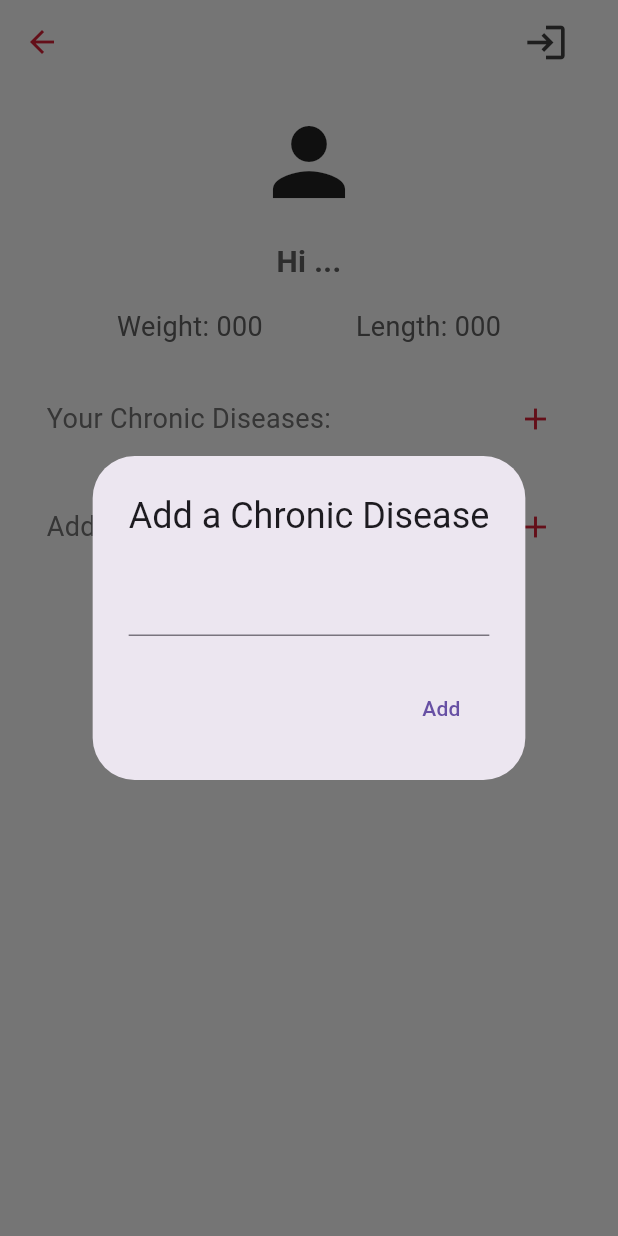
After one commit to AbrarSaud/RescueTime, a Flutter app: the ProfileScreen screen opened directly, after a tap on the "add" icon, on a phone screen of 412 x 824 dp. The commit adds this screen. Run offline on Flutter 3.47's test engine with Material 3 defaults, Android fonts, the phone set to English and light mode, and no system bars; our stand-ins replace animated_splash_screen, lottie; Roboto replaces fonts that are missing (prata).

Commit message:
adding Profile Screen

```diff
--- a/lib/components/app_bar_widget.dart
+++ b/lib/components/app_bar_widget.dart
@@ -24,7 +24,7 @@ class AppBarWidget extends StatelessWidget implements PreferredSizeWidget {
       iconTheme: IconThemeData(color: colorIconTheme),
       leading:  isBackButton ?
 
-       BackButton(
+       const BackButton(
         color: primary,
 
       ) :
@@ -40,7 +40,7 @@ class AppBarWidget extends StatelessWidget implements PreferredSizeWidget {
             onPressed: onPressed,
             icon: Icon(
               icon,
-              size: 36,
+              size: 30,
               color: Colors.grey[800],
             ),
           ),
--- /dev/null
+++ b/lib/screens/profile_screen.dart
@@ -0,0 +1,172 @@
+import 'package:flutter/material.dart';
+import 'package:rescue_time/components/app_bar_widget.dart';
+import 'package:rescue_time/components/bottom_sheet_widget.dart';
+import 'package:rescue_time/components/text_box_widget.dart';
+import 'package:rescue_time/components/text_widget.dart';
+import 'package:rescue_time/constants/colors.dart';
+import 'package:rescue_time/constants/spaces.dart';
+
+class ProfileScreen extends StatefulWidget {
+  const ProfileScreen({Key? key}) : super(key: key);
+
+  @override
+  State<ProfileScreen> createState() => _ProfileScreenState();
+}
+
+class _ProfileScreenState extends State<ProfileScreen> {
+  List<String> chronicDiseases = [];
+  List<String> addFamilyInfo = [];
+
+  TextEditingController diseaseController = TextEditingController();
+
+  void addChronicDisease(String disease) {
+    setState(() {
+      chronicDiseases.add(disease);
+    });
+  }
+
+  void _showFamilyBottomSheet() async {
+    Map? result = await showModalBottomSheet<Map>(
+      context: context,
+      builder: (context) => BottomSheetWidget(),
+    );
+
+    if (result != null) {
+      setState(() {
+        String familyInfo =
+            "Name: ${result['name']},\n Age: ${result['age']},\n Height: ${result['height']},\n Weight: ${result['weight']},\n Allergies: ${result['allergies']},\n Diseases: ${result['diseases']}";
+        addFamilyInfo.add(familyInfo);
+      });
+    }
+  }
+
+  @override
+  Widget build(BuildContext context) {
+    return Scaffold(
+      appBar: AppBarWidget(
+        isBackButton: true,
+        icon: Icons.login_outlined,
+      ),
+      body: ListView(
+        padding: const EdgeInsets.all(16),
+        children: [
+          const Center(
+            child: Icon(
+              Icons.person,
+              size: 72,
+            ),
+          ),
+          trVSpace16,
+          TextWidget(
+            text: "Hi ...",
+            size: 20,
+            color: Colors.grey[700] ?? Colors.black,
+            isBold: true,
+            textAlign: TextAlign.center,
+          ),
+          trVSpace16,
+          Row(
+            mainAxisAlignment: MainAxisAlignment.spaceEvenly,
+            children: [
+              TextWidget(
+                text: "Weight: 000",
+                size: 18,
+                color: Colors.grey[700] ?? Colors.black,
+                isBold: false,
+              ),
+              TextWidget(
+                text: "Length: 000",
+                size: 18,
+                color: Colors.grey[700] ?? Colors.black,
+                isBold: false,
+              ),
+            ],
+          ),
+          trVSpace24,
+          Padding(
+            padding: const EdgeInsets.only(left: 15, right: 15),
+            child: Row(
+              mainAxisAlignment: MainAxisAlignment.spaceBetween,
+              children: [
+                TextWidget(
+                  text: "Your Chronic Diseases:",
+                  size: 18,
+                  color: Colors.grey[600] ?? Colors.black,
+                  isBold: false,
+                ),
+                IconButton(
+                  onPressed: () {
+                    showDialog(
+                      context: context,
+                      builder: (context) => AlertDialog(
+                        title: const Text("Add a Chronic Disease"),
+                        content: TextField(
+                          controller: diseaseController,
+                          onChanged: (value) {},
+                        ),
+                        actions: [
+                          TextButton(
+                            onPressed: () {
+                              addChronicDisease(diseaseController.text);
+                              diseaseController.clear();
+                              Navigator.of(context).pop();
+                            },
+                            child: const Text('Add'),
+                          ),
+                        ],
+                      ),
+                    );
+                  },
+                  icon: const Icon(
+                    Icons.add,
+                    color: primary,
+                  ),
+                ),
+              ],
+            ),
+          ),
+          Column(
+            crossAxisAlignment: CrossAxisAlignment.start,
+            children: chronicDiseases
+                .map((disease) => TextBoxWidget(
+                      text: disease,
+                      label: 'Disease:',
+                    ))
+                .toList(),
+          ),
+          trVSpace24,
+          Padding(
+            padding: const EdgeInsets.only(left: 15, right: 15),
+            child: Row(
+              mainAxisAlignment: MainAxisAlignment.spaceBetween,
+              children: [
+                TextWidget(
+                  text: "Add Your Family:",
+                  size: 18,
+                  color: Colors.grey[600] ?? Colors.black,
+                  isBold: false,
+                ),
+                IconButton(
+                  onPressed: _showFamilyBottomSheet,
+                  icon: const Icon(
+                    Icons.add,
+                    color: primary,
+                  ),
+                ),
+              ],
+            ),
+          ),
+          Column(
+            crossAxisAlignment: CrossAxisAlignment.start,
+            children: addFamilyInfo
+                .map((familyInfo) => TextBoxWidget(
+                      text: familyInfo,
+                      label: "My Family",
+                    ))
+                .toList(),
+          ),
+        ],
+      ),
+    );
+  }
+}
--- a/lib/screens/welcome_screen.dart
+++ b/lib/screens/welcome_screen.dart
@@ -28,7 +28,8 @@ class WelcomeScreen extends StatelessWidget {
               SizedBox(
                 width: double.infinity,
                 height: 50,
-                child: ButtonWidget(
+                child:
+                ButtonWidget(
                   text: 'Emergency check',
                   isBorderSide: false,
                   isPrimaryColor: true,
--- a/lib/tab/video_tab.dart
+++ b/lib/tab/video_tab.dart
@@ -1,5 +1,4 @@
 import 'package:flutter/material.dart';
-import 'package:rescue_time/components/tab_info_widget.dart';
 
 class VideoTab extends StatelessWidget {
 
```
Also changed, not shown: lib/components/bottom_sheet_widget.dart (added, +145 -0 lines), lib/components/text_box_widget.dart (added, +34 -0 lines), lib/screens/auth/signup_screen.dart (+12 -1 lines), lib/screens/home_screen.dart (+6 -4 lines).
